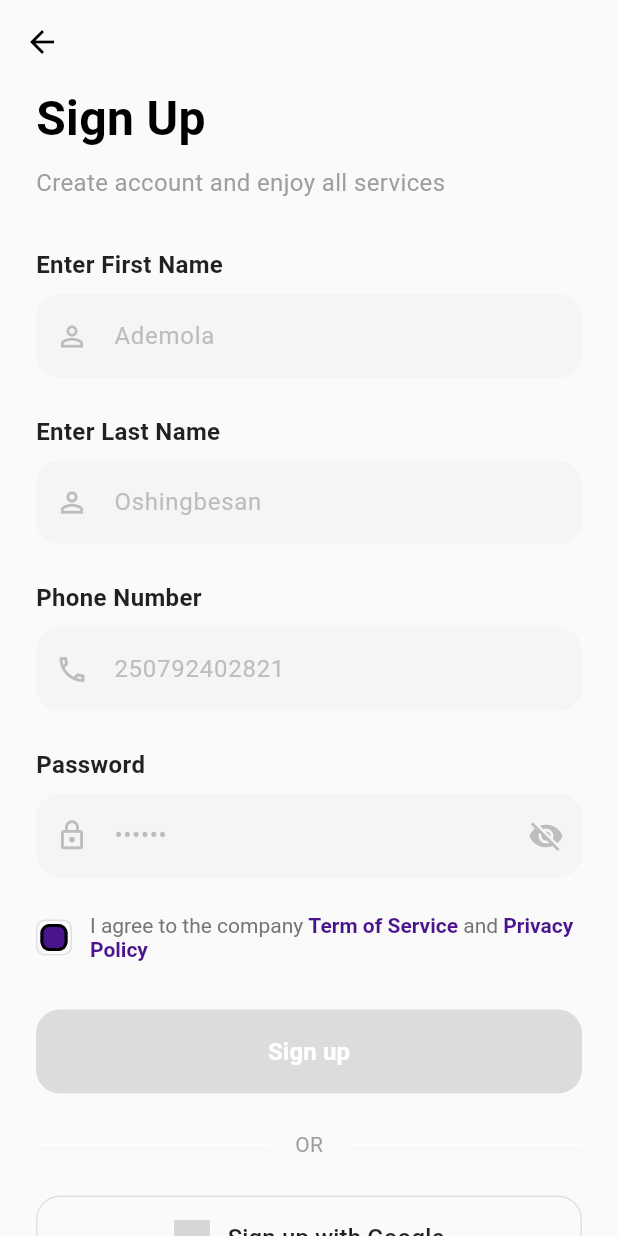
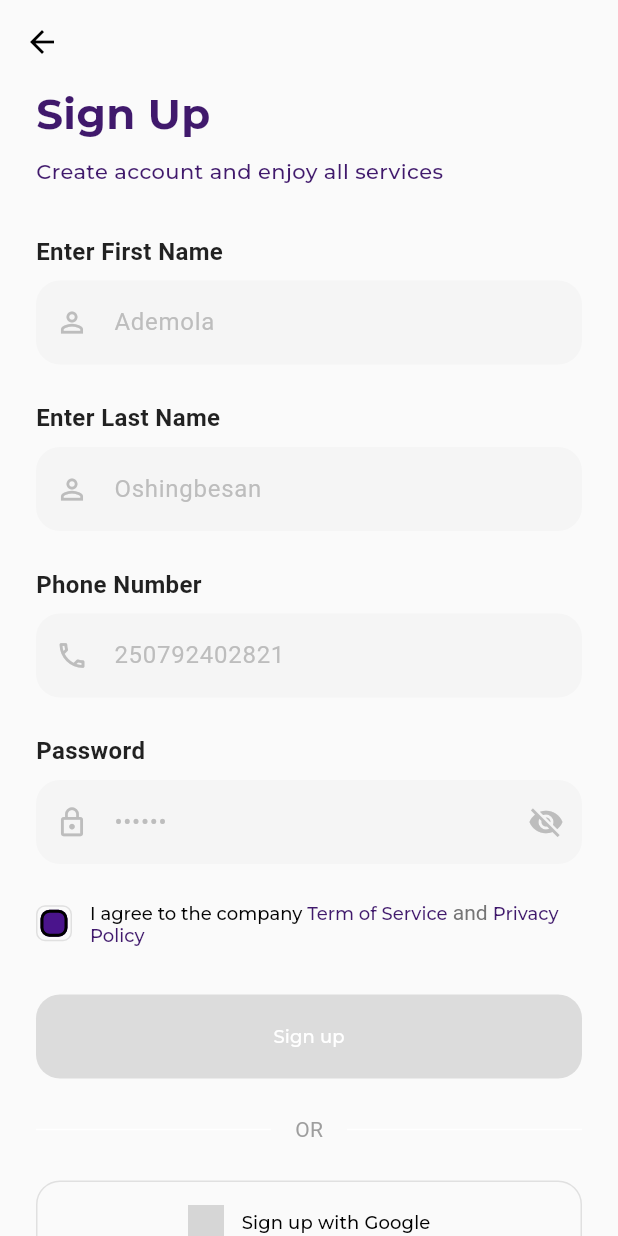
Before and after one commit to Adisa-Shobi/Xpanse, a Flutter app: the SignUpPage screen opened by its route, on a phone screen of 412 x 824 dp. Run offline on Flutter 3.47's test engine with Material 3 defaults, Android fonts, the phone set to English and light mode, and no system bars; our stand-ins replace get, percent_indicator; network calls fail; project files that could hold a hidden picture were left out; grey boxes are pictures that could not be loaded.

Commit message:
changes done

```diff
--- a/xpanse_app/lib/views/auth/login.dart
+++ b/xpanse_app/lib/views/auth/login.dart
@@ -1,6 +1,8 @@
 import 'package:flutter/material.dart';
 import 'package:get/get.dart';
 import 'package:xpanse_app/routes/route_names.dart';
+import 'package:xpanse_app/utils/colors.dart';
+import 'package:xpanse_app/utils/typography.dart';
 import 'signup.dart';
 
 class LoginPage extends StatefulWidget {
@@ -38,19 +40,14 @@ class _LoginPageState extends State<LoginPage> {
           children: [
             Text(
               'Login',
-              style: TextStyle(
-                fontSize: 32,
-                fontWeight: FontWeight.bold,
-                color: Colors.black,
+              style: AppTypography.h1.copyWith(
+                color: AppColors.primary,
               ),
             ),
             SizedBox(height: 8),
             Text(
               'Welcome back! Please sign in to continue',
-              style: TextStyle(
-                fontSize: 16,
-                color: Colors.grey[500],
-              ),
+              style: AppTypography.bodyLarge.copyWith(),
             ),
             SizedBox(height: 32),
             _buildInputSection(
@@ -147,10 +144,7 @@ class _LoginPageState extends State<LoginPage> {
               children: [
                 Text(
                   "Don't have an account? ",
-                  style: TextStyle(
-                    color: Colors.grey[600],
-                    fontSize: 14,
-                  ),
+                  style: AppTypography.bodyLarge.copyWith(),
                 ),
                 GestureDetector(
                   onTap: () {
--- a/xpanse_app/lib/views/auth/signup.dart
+++ b/xpanse_app/lib/views/auth/signup.dart
@@ -1,6 +1,8 @@
 import 'package:flutter/material.dart';
 import 'package:get/get.dart';
 import 'package:xpanse_app/routes/route_names.dart';
+import 'package:xpanse_app/utils/colors.dart';
+import 'package:xpanse_app/utils/typography.dart';
 import 'login.dart';
 
 class SignUpPage extends StatefulWidget {
@@ -44,18 +46,15 @@ class _SignUpPageState extends State<SignUpPage> {
           children: [
             Text(
               'Sign Up',
-              style: TextStyle(
-                fontSize: 32,
-                fontWeight: FontWeight.bold,
-                color: Colors.black,
+              style: AppTypography.h1.copyWith(
+                color: AppColors.primary,
               ),
             ),
             SizedBox(height: 8),
             Text(
               'Create account and enjoy all services',
-              style: TextStyle(
-                fontSize: 16,
-                color: Colors.grey[500],
+              style: AppTypography.bodyLarge.copyWith(
+                color: AppColors.primary,
               ),
             ),
             SizedBox(height: 32),
@@ -127,21 +126,25 @@ class _SignUpPageState extends State<SignUpPage> {
                     text: TextSpan(
                       style: TextStyle(color: Colors.grey[600], fontSize: 14),
                       children: [
-                        TextSpan(text: 'I agree to the company '),
+                        TextSpan(
+                            text: 'I agree to the company ',
+                            style: AppTypography.bodyMedium.copyWith()),
                         TextSpan(
                           text: 'Term of Service',
-                          style: TextStyle(
-                            color: Color(0xFF4A148C),
-                            fontWeight: FontWeight.w600,
+                          style: AppTypography.bodyMedium.copyWith(
+                            color: AppColors.primary,
                           ),
                         ),
                         TextSpan(text: ' and '),
                         TextSpan(
                           text: 'Privacy Policy',
-                          style: TextStyle(
-                            color: Color(0xFF4A148C),
-                            fontWeight: FontWeight.w600,
+                          style: AppTypography.bodyMedium.copyWith(
+                            color: AppColors.primary,
                           ),
+                          // style: TextStyle(
+                          //   color: Color(0xFF4A148C),
+                          //   fontWeight: FontWeight.w600,
+                          // ),
                         ),
                       ],
                     ),
@@ -158,14 +161,17 @@ class _SignUpPageState extends State<SignUpPage> {
                   : null,
               child: Text(
                 'Sign up',
-                style: TextStyle(
-                  fontSize: 16,
-                  fontWeight: FontWeight.w600,
+                style: AppTypography.bodyMedium.copyWith(
                   color: Colors.white,
                 ),
+                // style: TextStyle(
+                //   fontSize: 16,
+                //   fontWeight: FontWeight.w600,
+                //   color: Colors.white,
+                // ),
               ),
               style: ElevatedButton.styleFrom(
-                backgroundColor: Color(0xFF4A148C),
+                backgroundColor: AppColors.primary,
                 minimumSize: Size(double.infinity, 56),
                 shape: RoundedRectangleBorder(
                   borderRadius: BorderRadius.circular(16),
@@ -198,10 +204,8 @@ class _SignUpPageState extends State<SignUpPage> {
                   SizedBox(width: 12),
                   Text(
                     'Sign up with Google',
-                    style: TextStyle(
-                      color: Colors.black87,
-                      fontSize: 16,
-                      fontWeight: FontWeight.w500,
+                    style: AppTypography.bodyMedium.copyWith(
+                      color: Colors.black,
                     ),
                   ),
                 ],
@@ -220,9 +224,8 @@ class _SignUpPageState extends State<SignUpPage> {
               children: [
                 Text(
                   "Have an account? ",
-                  style: TextStyle(
-                    color: Colors.grey[600],
-                    fontSize: 14,
+                  style: AppTypography.bodyLarge.copyWith(
+                    color: AppColors.primary,
                   ),
                 ),
                 GestureDetector(
@@ -231,11 +234,15 @@ class _SignUpPageState extends State<SignUpPage> {
                   },
                   child: Text(
                     'Login',
-                    style: TextStyle(
-                      color: Color(0xFF4A148C),
-                      fontWeight: FontWeight.w600,
+                    style: AppTypography.bodyMedium.copyWith(
+                      color: AppColors.primary,
                       fontSize: 14,
                     ),
+                    // style: TextStyle(
+                    //   color: Color(0xFF4A148C),
+                    //   fontWeight: FontWeight.w600,
+                    //   fontSize: 14,
+                    // ),
                   ),
                 ),
               ],
```
